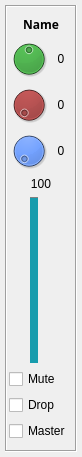
Before: the Qt Designer form superboucle/mixerstrip_ui.ui in zigmhount/SpinTool_zig, drawn with Qt 5.
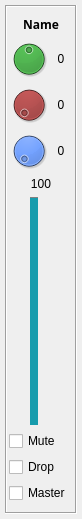
After: the same form once the commit is applied. Icons and pictures are not drawn.

```diff
--- a/superboucle/mixerstrip_ui.ui
+++ b/superboucle/mixerstrip_ui.ui
@@ -7,7 +7,7 @@
     <x>0</x>
     <y>0</y>
     <width>82</width>
-    <height>457</height>
+    <height>519</height>
    </rect>
   </property>
   <property name="maximumSize">
```
Left out of the diff: 22 changed lines with no effect on the pictures.
